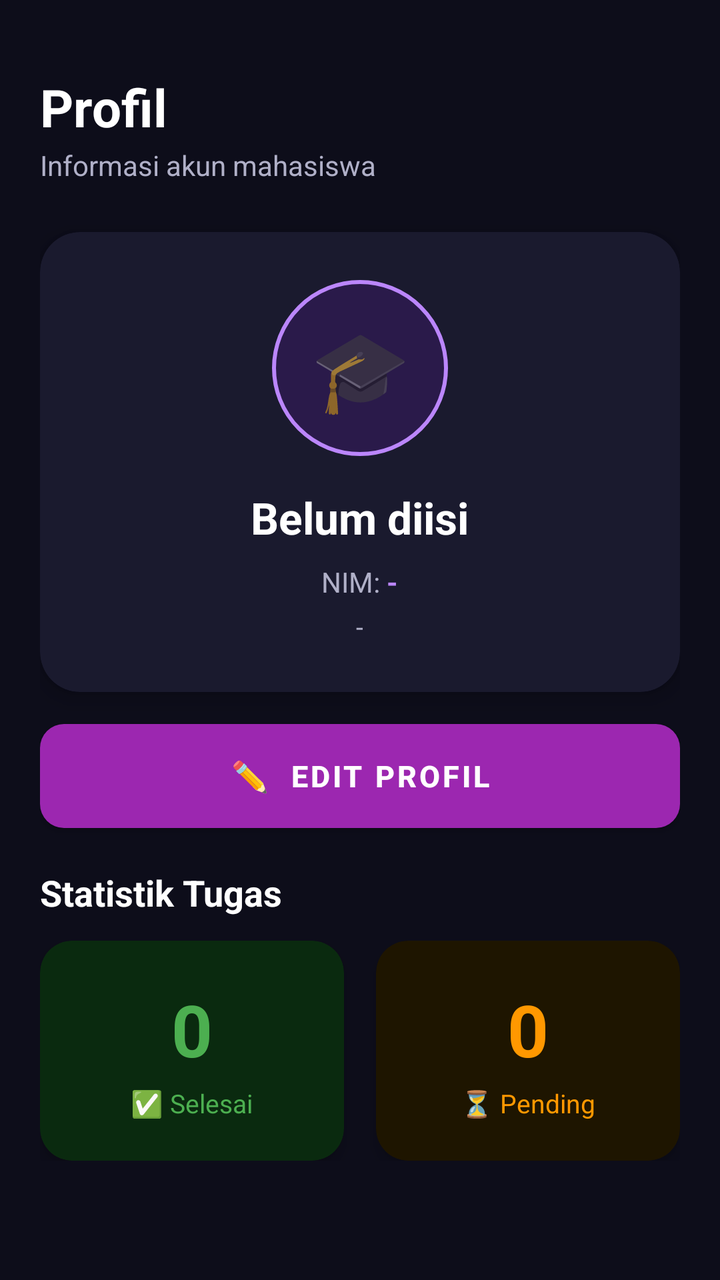
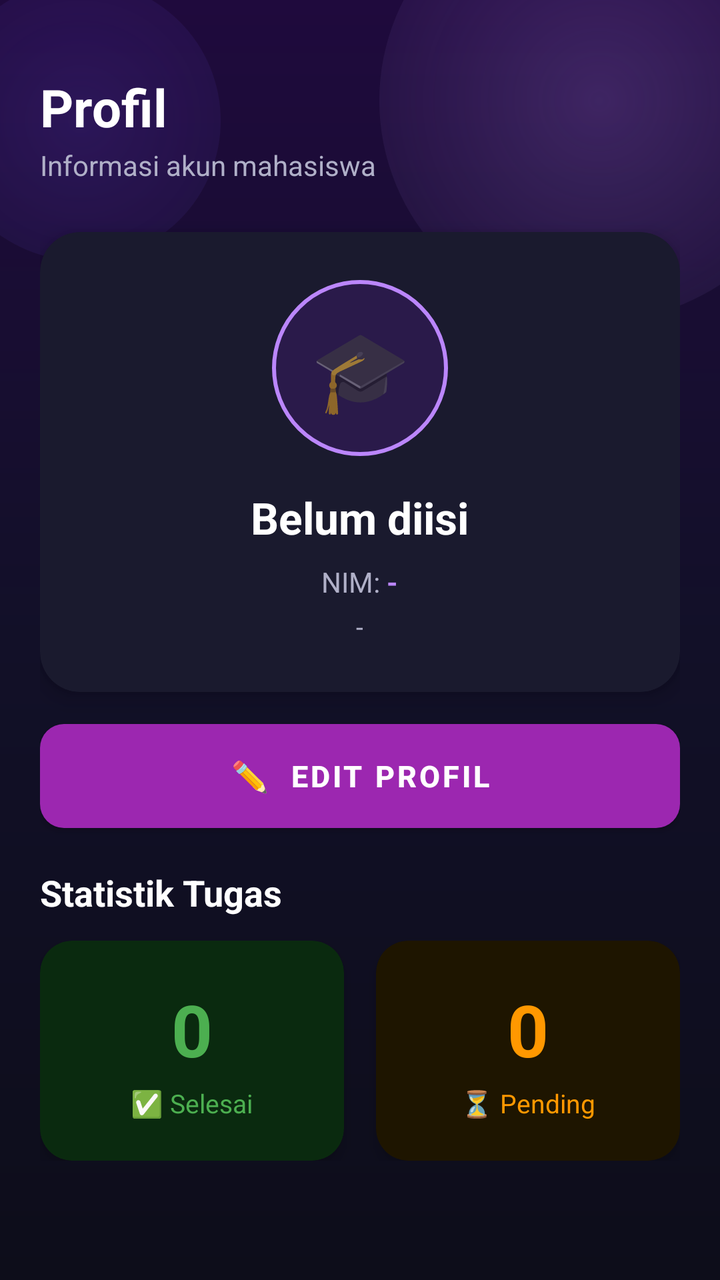

Two renders of the same Android screen: before a commit and after it. Below are the layout's source before the change and the commit's diff.
<!-- AndroidManifest.xml: application theme Theme.UniFlow -->
<!-- res/layout/fragment_profile.xml -->
<?xml version="1.0" encoding="utf-8"?>
<ScrollView
    xmlns:android="http://schemas.android.com/apk/res/android"
    xmlns:app="http://schemas.android.com/apk/res-auto"
    android:layout_width="match_parent"
    android:layout_height="match_parent"
    android:background="@color/bg_dark"
    android:fillViewport="true">

    <LinearLayout
        android:layout_width="match_parent"
        android:layout_height="wrap_content"
        android:orientation="vertical"
        android:padding="20dp">

        
        <TextView
            android:layout_width="wrap_content"
            android:layout_height="wrap_content"
            android:text="Profil"
            android:textColor="@color/white"
            android:textSize="26sp"
            android:textStyle="bold"
            android:paddingTop="16dp" />

        <TextView
            android:layout_width="wrap_content"
            android:layout_height="wrap_content"
            android:text="Informasi akun mahasiswa"
            android:textColor="@color/text_secondary"
            android:textSize="14sp"
            android:layout_marginTop="2dp"
            android:layout_marginBottom="24dp" />

        
        <androidx.cardview.widget.CardView
            android:layout_width="match_parent"
            android:layout_height="wrap_content"
            android:layout_marginBottom="16dp"
            app:cardBackgroundColor="@color/bg_card"
            app:cardCornerRadius="20dp"
            app:cardElevation="6dp">

            <LinearLayout
                android:layout_width="match_parent"
                android:layout_height="wrap_content"
                android:orientation="vertical"
                android:padding="24dp"
                android:gravity="center">

                
                <FrameLayout
                    android:layout_width="88dp"
                    android:layout_height="88dp"
                    android:background="@drawable/bg_avatar"
                    android:layout_marginBottom="16dp">

                    <TextView
                        android:layout_width="match_parent"
                        android:layout_height="match_parent"
                        android:text="🎓"
                        android:textSize="40sp"
                        android:gravity="center" />

                </FrameLayout>

                <TextView
                    android:id="@+id/tvProfileName"
                    android:layout_width="wrap_content"
                    android:layout_height="wrap_content"
                    android:text="Belum diisi"
                    android:textColor="@color/white"
                    android:textSize="22sp"
                    android:textStyle="bold" />

                <LinearLayout
                    android:layout_width="wrap_content"
                    android:layout_height="wrap_content"
                    android:orientation="horizontal"
                    android:layout_marginTop="8dp">

                    <TextView
                        android:layout_width="wrap_content"
                        android:layout_height="wrap_content"
                        android:text="NIM: "
                        android:textColor="@color/text_secondary"
                        android:textSize="14sp" />

                    <TextView
                        android:id="@+id/tvProfileNim"
                        android:layout_width="wrap_content"
                        android:layout_height="wrap_content"
                        android:text="-"
                        android:textColor="@color/purple_neon"
                        android:textSize="14sp"
                        android:textStyle="bold" />

                </LinearLayout>

                <TextView
                    android:id="@+id/tvProfileProgram"
                    android:layout_width="wrap_content"
                    android:layout_height="wrap_content"
                    android:text="-"
                    android:textColor="@color/text_secondary"
                    android:textSize="13sp"
                    android:layout_marginTop="4dp" />

            </LinearLayout>
        </androidx.cardview.widget.CardView>

        
        <Button
            android:id="@+id/btnEditProfile"
            android:layout_width="match_parent"
            android:layout_height="52dp"
            android:layout_marginBottom="20dp"
            android:background="@drawable/bg_button_primary"
            android:text="✏️  Edit Profil"
            android:textColor="@color/white"
            android:textSize="15sp"
            android:textStyle="bold" />

        
        <TextView
            android:layout_width="wrap_content"
            android:layout_height="wrap_content"
            android:text="Statistik Tugas"
            android:textColor="@color/white"
            android:textSize="18sp"
            android:textStyle="bold"
            android:layout_marginBottom="12dp" />

        <LinearLayout
            android:layout_width="match_parent"
            android:layout_height="wrap_content"
            android:orientation="horizontal">

            <androidx.cardview.widget.CardView
                android:layout_width="0dp"
                android:layout_height="wrap_content"
                android:layout_weight="1"
                android:layout_marginEnd="8dp"
                app:cardBackgroundColor="#0A2A0F"
                app:cardCornerRadius="16dp"
                app:cardElevation="4dp">

                <LinearLayout
                    android:layout_width="match_parent"
                    android:layout_height="wrap_content"
                    android:orientation="vertical"
                    android:padding="20dp"
                    android:gravity="center">

                    <TextView
                        android:id="@+id/tvStatDone"
                        android:layout_width="wrap_content"
                        android:layout_height="wrap_content"
                        android:text="0"
                        android:textColor="@color/color_done"
                        android:textSize="36sp"
                        android:textStyle="bold" />

                    <TextView
                        android:layout_width="wrap_content"
                        android:layout_height="wrap_content"
                        android:text="✅ Selesai"
                        android:textColor="@color/color_done"
                        android:textSize="13sp"
                        android:layout_marginTop="4dp" />

                </LinearLayout>
            </androidx.cardview.widget.CardView>

            <androidx.cardview.widget.CardView
                android:layout_width="0dp"
                android:layout_height="wrap_content"
                android:layout_weight="1"
                android:layout_marginStart="8dp"
                app:cardBackgroundColor="#1E1500"
                app:cardCornerRadius="16dp"
                app:cardElevation="4dp">

                <LinearLayout
                    android:layout_width="match_parent"
                    android:layout_height="wrap_content"
                    android:orientation="vertical"
                    android:padding="20dp"
                    android:gravity="center">

                    <TextView
                        android:id="@+id/tvStatPending"
                        android:layout_width="wrap_content"
                        android:layout_height="wrap_content"
                        android:text="0"
                        android:textColor="@color/color_pending"
                        android:textSize="36sp"
                        android:textStyle="bold" />

                    <TextView
                        android:layout_width="wrap_content"
                        android:layout_height="wrap_content"
                        android:text="⏳ Pending"
                        android:textColor="@color/color_pending"
                        android:textSize="13sp"
                        android:layout_marginTop="4dp" />

                </LinearLayout>
            </androidx.cardview.widget.CardView>

        </LinearLayout>

    </LinearLayout>
</ScrollView>
<!-- resources referenced by this layout -->
<resources>
  <color name="bg_card">#1A1A2E</color>
  <color name="bg_dark">#0D0D1A</color>
  <color name="color_done">#4CAF50</color>
  <color name="color_pending">#FF9800</color>
  <color name="purple_neon">#BB86FC</color>
  <color name="text_secondary">#B0B0C8</color>
  <color name="white">#FFFFFF</color>
  <!-- drawable bg_avatar (drawable) -->
  <?xml version="1.0" encoding="utf-8"?>
  <shape xmlns:android="http://schemas.android.com/apk/res/android"
      android:shape="oval">
      <solid android:color="#2A1A4A" />
      <stroke android:color="@color/purple_neon" android:width="2dp" />
  </shape>
  <!-- drawable bg_button_primary (drawable) -->
  <?xml version="1.0" encoding="utf-8"?>
  <shape xmlns:android="http://schemas.android.com/apk/res/android"
      android:shape="rectangle">
      <solid android:color="@color/purple_accent" />
      <corners android:radius="12dp" />
  </shape>
  <style name="Theme.UniFlow" parent="Theme.MaterialComponents.DayNight.NoActionBar">
          <item name="colorPrimary">@color/purple_500</item>
          <item name="colorPrimaryVariant">@color/purple_700</item>
          <item name="colorOnPrimary">@color/white</item>
          <item name="colorSecondary">@color/purple_neon</item>
          <item name="colorOnSecondary">@color/white</item>
          <item name="android:windowBackground">@color/bg_dark</item>
          <item name="android:statusBarColor">@color/bg_dark</item>
          <item name="android:navigationBarColor">@color/bg_card</item>
      </style>
  <color name="purple_accent">#7C4DFF</color>
  <color name="purple_500">#9C27B0</color>
  <color name="purple_700">#7B1FA2</color>
</resources>

<!-- the commit's change to res/layout/fragment_profile.xml (unified diff, before → after) -->
@@ -1,214 +1,241 @@
 <?xml version="1.0" encoding="utf-8"?>
-<ScrollView
+<FrameLayout
     xmlns:android="http://schemas.android.com/apk/res/android"
     xmlns:app="http://schemas.android.com/apk/res-auto"
     android:layout_width="match_parent"
     android:layout_height="match_parent"
-    android:background="@color/bg_dark"
-    android:fillViewport="true">
-
-    <LinearLayout
+    android:background="@drawable/bg_anime_gradient">
+
+    
+    <View
+        android:layout_width="220dp"
+        android:layout_height="220dp"
+        android:background="@drawable/bg_bokeh_purple"
+        android:layout_gravity="top|end"
+        android:layout_marginTop="-60dp"
+        android:layout_marginEnd="-50dp" />
+
+    <View
+        android:layout_width="140dp"
+        android:layout_height="140dp"
+        android:background="@drawable/bg_bokeh_blue"
+        android:layout_gravity="top|start"
+        android:layout_marginTop="-10dp"
+        android:layout_marginStart="-30dp" />
+
+    <ScrollView
         android:layout_width="match_parent"
-        android:layout_height="wrap_content"
-        android:orientation="vertical"
-        android:padding="20dp">
-
-        
-        <TextView
-            android:layout_width="wrap_content"
-            android:layout_height="wrap_content"
-            android:text="Profil"
-            android:textColor="@color/white"
-            android:textSize="26sp"
-            android:textStyle="bold"
-            android:paddingTop="16dp" />
-
-        <TextView
-            android:layout_width="wrap_content"
-            android:layout_height="wrap_content"
-            android:text="Informasi akun mahasiswa"
-            android:textColor="@color/text_secondary"
-            android:textSize="14sp"
-            android:layout_marginTop="2dp"
-            android:layout_marginBottom="24dp" />
-
-        
-        <androidx.cardview.widget.CardView
-            android:layout_width="match_parent"
-            android:layout_height="wrap_content"
-            android:layout_marginBottom="16dp"
-            app:cardBackgroundColor="@color/bg_card"
-            app:cardCornerRadius="20dp"
-            app:cardElevation="6dp">
-
-            <LinearLayout
-                android:layout_width="match_parent"
-                android:layout_height="wrap_content"
-                android:orientation="vertical"
-                android:padding="24dp"
-                android:gravity="center">
-
-                
-                <FrameLayout
-                    android:layout_width="88dp"
-                    android:layout_height="88dp"
-                    android:background="@drawable/bg_avatar"
-                    android:layout_marginBottom="16dp">
-
-                    <TextView
-                        android:layout_width="match_parent"
-                        android:layout_height="match_parent"
-                        android:text="🎓"
-                        android:textSize="40sp"
-                        android:gravity="center" />
-
-                </FrameLayout>
-
-                <TextView
-                    android:id="@+id/tvProfileName"
-                    android:layout_width="wrap_content"
-                    android:layout_height="wrap_content"
-                    android:text="Belum diisi"
-                    android:textColor="@color/white"
-                    android:textSize="22sp"
-                    android:textStyle="bold" />
-
-                <LinearLayout
-                    android:layout_width="wrap_content"
-                    android:layout_height="wrap_content"
-                    android:orientation="horizontal"
-                    android:layout_marginTop="8dp">
-
-                    <TextView
-                        android:layout_width="wrap_content"
-                        android:layout_height="wrap_content"
-                        android:text="NIM: "
-                        android:textColor="@color/text_secondary"
-                        android:textSize="14sp" />
-
-                    <TextView
-                        android:id="@+id/tvProfileNim"
-                        android:layout_width="wrap_content"
-                        android:layout_height="wrap_content"
-                        android:text="-"
-                        android:textColor="@color/purple_neon"
-                        android:textSize="14sp"
-                        android:textStyle="bold" />
-
-                </LinearLayout>
-
-                <TextView
-                    android:id="@+id/tvProfileProgram"
-                    android:layout_width="wrap_content"
-                    android:layout_height="wrap_content"
-                    android:text="-"
-                    android:textColor="@color/text_secondary"
-                    android:textSize="13sp"
-                    android:layout_marginTop="4dp" />
-
-            </LinearLayout>
-        </androidx.cardview.widget.CardView>
-
-        
-        <Button
-            android:id="@+id/btnEditProfile"
-            android:layout_width="match_parent"
-            android:layout_height="52dp"
-            android:layout_marginBottom="20dp"
-            android:background="@drawable/bg_button_primary"
-            android:text="✏️  Edit Profil"
-            android:textColor="@color/white"
-            android:textSize="15sp"
-            android:textStyle="bold" />
-
-        
-        <TextView
-            android:layout_width="wrap_content"
-            android:layout_height="wrap_content"
-            android:text="Statistik Tugas"
-            android:textColor="@color/white"
-            android:textSize="18sp"
-            android:textStyle="bold"
-            android:layout_marginBottom="12dp" />
+        android:layout_height="match_parent"
+        android:fillViewport="true"
+        android:background="@android:color/transparent">
 
         <LinearLayout
             android:layout_width="match_parent"
             android:layout_height="wrap_content"
-            android:orientation="horizontal">
-
+            android:orientation="vertical"
+            android:padding="20dp">
+
+            
+            <TextView
+                android:layout_width="wrap_content"
+                android:layout_height="wrap_content"
+                android:text="Profil"
+                android:textColor="@color/white"
+                android:textSize="26sp"
+                android:textStyle="bold"
+                android:paddingTop="16dp" />
+
+            <TextView
+                android:layout_width="wrap_content"
+                android:layout_height="wrap_content"
+                android:text="Informasi akun mahasiswa"
+                android:textColor="@color/text_secondary"
+                android:textSize="14sp"
+                android:layout_marginTop="2dp"
+                android:layout_marginBottom="24dp" />
+
+            
             <androidx.cardview.widget.CardView
-                android:layout_width="0dp"
-                android:layout_height="wrap_content"
-                android:layout_weight="1"
-                android:layout_marginEnd="8dp"
-                app:cardBackgroundColor="#0A2A0F"
-                app:cardCornerRadius="16dp"
-                app:cardElevation="4dp">
+                android:id="@+id/cardProfile"
+                android:layout_width="match_parent"
+                android:layout_height="wrap_content"
+                android:layout_marginBottom="16dp"
+                app:cardBackgroundColor="@color/bg_card"
+                app:cardCornerRadius="20dp"
+                app:cardElevation="6dp">
 
                 <LinearLayout
                     android:layout_width="match_parent"
                     android:layout_height="wrap_content"
                     android:orientation="vertical"
-                    android:padding="20dp"
+                    android:padding="24dp"
                     android:gravity="center">
 
+                    
+                    <FrameLayout
+                        android:layout_width="88dp"
+                        android:layout_height="88dp"
+                        android:background="@drawable/bg_avatar"
+                        android:layout_marginBottom="16dp">
+
+                        <TextView
+                            android:layout_width="match_parent"
+                            android:layout_height="match_parent"
+                            android:text="🎓"
+                            android:textSize="40sp"
+                            android:gravity="center" />
+
+                    </FrameLayout>
+
                     <TextView
-                        android:id="@+id/tvStatDone"
+                        android:id="@+id/tvProfileName"
                         android:layout_width="wrap_content"
                         android:layout_height="wrap_content"
-                        android:text="0"
-                        android:textColor="@color/color_done"
-                        android:textSize="36sp"
+                        android:text="Belum diisi"
+                        android:textColor="@color/white"
+                        android:textSize="22sp"
                         android:textStyle="bold" />
 
+                    <LinearLayout
+                        android:layout_width="wrap_content"
+                        android:layout_height="wrap_content"
+                        android:orientation="horizontal"
+                        android:layout_marginTop="8dp">
+
+                        <TextView
+                            android:layout_width="wrap_content"
+                            android:layout_height="wrap_content"
+                            android:text="NIM: "
+                            android:textColor="@color/text_secondary"
+                            android:textSize="14sp" />
+
+                        <TextView
+                            android:id="@+id/tvProfileNim"
+                            android:layout_width="wrap_content"
+                            android:layout_height="wrap_content"
+                            android:text="-"
+                            android:textColor="@color/purple_neon"
+                            android:textSize="14sp"
+                            android:textStyle="bold" />
+
+                    </LinearLayout>
+
                     <TextView
+                        android:id="@+id/tvProfileProgram"
                         android:layout_width="wrap_content"
                         android:layout_height="wrap_content"
-                        android:text="✅ Selesai"
-                        android:textColor="@color/color_done"
+                        android:text="-"
+                        android:textColor="@color/text_secondary"
                         android:textSize="13sp"
                         android:layout_marginTop="4dp" />
 
                 </LinearLayout>
             </androidx.cardview.widget.CardView>
 
-            <androidx.cardview.widget.CardView
-                android:layout_width="0dp"
-                android:layout_height="wrap_content"
-                android:layout_weight="1"
-                android:layout_marginStart="8dp"
-                app:cardBackgroundColor="#1E1500"
-                app:cardCornerRadius="16dp"
-                app:cardElevation="4dp">
-
-                <LinearLayout
-                    android:layout_width="match_parent"
+            
+            <Button
+                android:id="@+id/btnEditProfile"
+                android:layout_width="match_parent"
+                android:layout_height="52dp"
+                android:layout_marginBottom="20dp"
+                android:background="@drawable/bg_button_primary"
+                android:text="✏️  Edit Profil"
+                android:textColor="@color/white"
+                android:textSize="15sp"
+                android:textStyle="bold" />
+
+            
+            <TextView
+                android:layout_width="wrap_content"
+                android:layout_height="wrap_content"
+                android:text="Statistik Tugas"
+                android:textColor="@color/white"
+                android:textSize="18sp"
+                android:textStyle="bold"
+                android:layout_marginBottom="12dp" />
+
+            <LinearLayout
+                android:id="@+id/statsRow"
+                android:layout_width="match_parent"
+                android:layout_height="wrap_content"
+                android:orientation="horizontal">
+
+                <androidx.cardview.widget.CardView
+                    android:id="@+id/cardStatDone"
+                    android:layout_width="0dp"
                     android:layout_height="wrap_content"
-                    android:orientation="vertical"
-                    android:padding="20dp"
-                    android:gravity="center">
-
-                    <TextView
-                        android:id="@+id/tvStatPending"
-                        android:layout_width="wrap_content"
-                        android:layout_height="wrap_content"
-                        android:text="0"
-                        android:textColor="@color/color_pending"
-                        android:textSize="36sp"
-                        android:textStyle="bold" />
-
-                    <TextView
-                        android:layout_width="wrap_content"
-                        android:layout_height="wrap_content"
-                        android:text="⏳ Pending"
-                        android:textColor="@color/color_pending"
-                        android:textSize="13sp"
-                        android:layout_marginTop="4dp" />
-
-                </LinearLayout>
-            </androidx.cardview.widget.CardView>
+                    android:layout_weight="1"
+                    android:layout_marginEnd="8dp"
+                    app:cardBackgroundColor="#0A2A0F"
+                    app:cardCornerRadius="16dp"
+                    app:cardElevation="4dp">
+
+                    <LinearLayout
+                        android:layout_width="match_parent"
+                        android:layout_height="wrap_content"
+                        android:orientation="vertical"
+                        android:padding="20dp"
+                        android:gravity="center">
+
+                        <TextView
+                            android:id="@+id/tvStatDone"
+                            android:layout_width="wrap_content"
+                            android:layout_height="wrap_content"
+                            android:text="0"
+                            android:textColor="@color/color_done"
+                            android:textSize="36sp"
+                            android:textStyle="bold" />
+
+                        <TextView
+                            android:layout_width="wrap_content"
+                            android:layout_height="wrap_content"
+                            android:text="✅ Selesai"
+                            android:textColor="@color/color_done"
+                            android:textSize="13sp"
+                            android:layout_marginTop="4dp" />
+
+                    </LinearLayout>
+                </androidx.cardview.widget.CardView>
+
+                <androidx.cardview.widget.CardView
+                    android:id="@+id/cardStatPending"
+                    android:layout_width="0dp"
+                    android:layout_height="wrap_content"
+                    android:layout_weight="1"
+                    android:layout_marginStart="8dp"
+                    app:cardBackgroundColor="#1E1500"
+                    app:cardCornerRadius="16dp"
+                    app:cardElevation="4dp">
+
+                    <LinearLayout
+                        android:layout_width="match_parent"
+                        android:layout_height="wrap_content"
+                        android:orientation="vertical"
+                        android:padding="20dp"
+                        android:gravity="center">
+
+                        <TextView
+                            android:id="@+id/tvStatPending"
+                            android:layout_width="wrap_content"
+                            android:layout_height="wrap_content"
+                            android:text="0"
+                            android:textColor="@color/color_pending"
+                            android:textSize="36sp"
+                            android:textStyle="bold" />
+
+                        <TextView
+                            android:layout_width="wrap_content"
+                            android:layout_height="wrap_content"
+                            android:text="⏳ Pending"
+                            android:textColor="@color/color_pending"
+                            android:textSize="13sp"
+                            android:layout_marginTop="4dp" />
+
+                    </LinearLayout>
+                </androidx.cardview.widget.CardView>
+
+            </LinearLayout>
 
         </LinearLayout>
-
-    </LinearLayout>
-</ScrollView>
+    </ScrollView>
+</FrameLayout>
<!-- resource entries referenced after the edit -->
@@ -7,12 +7,46 @@
   <color name="purple_neon">#BB86FC</color>
   <color name="text_secondary">#B0B0C8</color>
   <color name="white">#FFFFFF</color>
+  <!-- drawable bg_anime_gradient (drawable) -->
+  <?xml version="1.0" encoding="utf-8"?>
+  <shape xmlns:android="http://schemas.android.com/apk/res/android"
+      android:shape="rectangle">
+      
+      <gradient
+          android:type="linear"
+          android:angle="270"
+          android:startColor="#1F0A3D"
+          android:centerColor="#121028"
+          android:endColor="#0D0D1A" />
+  </shape>
   <!-- drawable bg_avatar (drawable) -->
   <?xml version="1.0" encoding="utf-8"?>
   <shape xmlns:android="http://schemas.android.com/apk/res/android"
       android:shape="oval">
       <solid android:color="#2A1A4A" />
       <stroke android:color="@color/purple_neon" android:width="2dp" />
+  </shape>
+  <!-- drawable bg_bokeh_blue (drawable) -->
+  <?xml version="1.0" encoding="utf-8"?>
+  <shape xmlns:android="http://schemas.android.com/apk/res/android"
+      android:shape="oval">
+      
+      <gradient
+          android:type="radial"
+          android:gradientRadius="130dp"
+          android:startColor="#287C4DFF"
+          android:endColor="#007C4DFF" />
+  </shape>
+  <!-- drawable bg_bokeh_purple (drawable) -->
+  <?xml version="1.0" encoding="utf-8"?>
+  <shape xmlns:android="http://schemas.android.com/apk/res/android"
+      android:shape="oval">
+      
+      <gradient
+          android:type="radial"
+          android:gradientRadius="160dp"
+          android:startColor="#35BB86FC"
+          android:endColor="#00BB86FC" />
   </shape>
   <!-- drawable bg_button_primary (drawable) -->
   <?xml version="1.0" encoding="utf-8"?>
